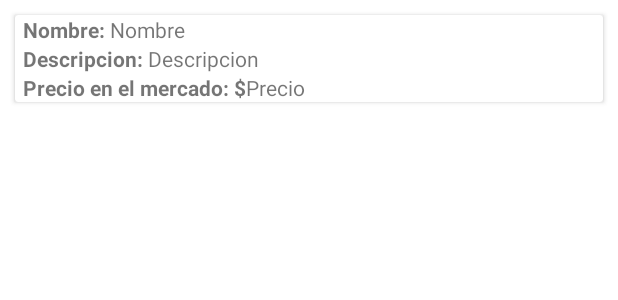
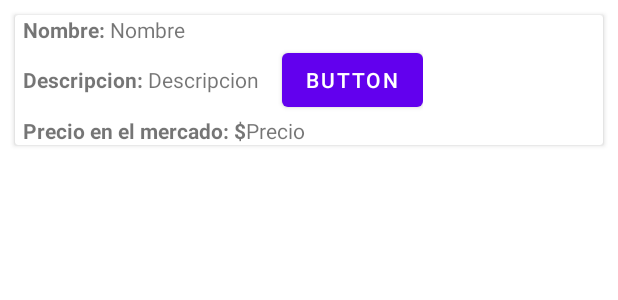
Before and after one commit to Izhar7QR/Proyecto_moviles_farmacia, an Android app: the layout item_productos.xml on its own in the app's theme, with its tools: preview values and no code run, on a phone screen of 412 x 824 dp. Shown: the top 300 px of the screen. Run offline under Robolectric (Android 15) with nearby library versions, the phone set to English and light mode, and no system bars.

Commit message:
actividad de descripcion creada
se creo una actividad donde se podra acceder a la descripcion de cada productos, falta acomodar los item de la lista de productos

```diff
--- a/app/src/main/AndroidManifest.xml
+++ b/app/src/main/AndroidManifest.xml
@@ -12,6 +12,9 @@
         android:theme="@style/Theme.Proyecto_Farmacia"
         tools:targetApi="31">
         <activity
+            android:name=".ver_producto"
+            android:exported="false" />
+        <activity
             android:name=".MainActivity"
             android:exported="true">
             <intent-filter>
--- a/app/src/main/java/com/example/proyecto_farmacia/Catalog.java
+++ b/app/src/main/java/com/example/proyecto_farmacia/Catalog.java
@@ -12,6 +12,7 @@ import android.util.Log;
 import android.view.LayoutInflater;
 import android.view.View;
 import android.view.ViewGroup;
+import android.widget.Toast;
 
 import com.google.firebase.firestore.DocumentChange;
 import com.google.firebase.firestore.EventListener;
--- a/app/src/main/res/layout/item_productos.xml
+++ b/app/src/main/res/layout/item_productos.xml
@@ -45,6 +45,19 @@
                 android:layout_width="wrap_content"
                 android:layout_height="wrap_content"
                 android:text="Descripcion"/>
+
+            <Space
+                android:layout_width="15dp"
+                android:layout_height="wrap_content"
+                android:layout_weight="1" />
+
+            <Button
+                android:id="@+id/btn_verProducto"
+                android:layout_width="wrap_content"
+                android:layout_height="wrap_content"
+                android:layout_weight="1"
+                android:text="Button"
+                android:onClick="verProducto"/>
         </LinearLayout>
 
         <LinearLayout
```
Also changed, not shown: app/src/main/java/com/example/proyecto_farmacia/Adapter_productos.java (+29 -0 lines), app/src/main/java/com/example/proyecto_farmacia/ver_producto.java (added, +14 -0 lines), app/src/main/res/layout/activity_ver_producto.xml (added, +9 -0 lines).
